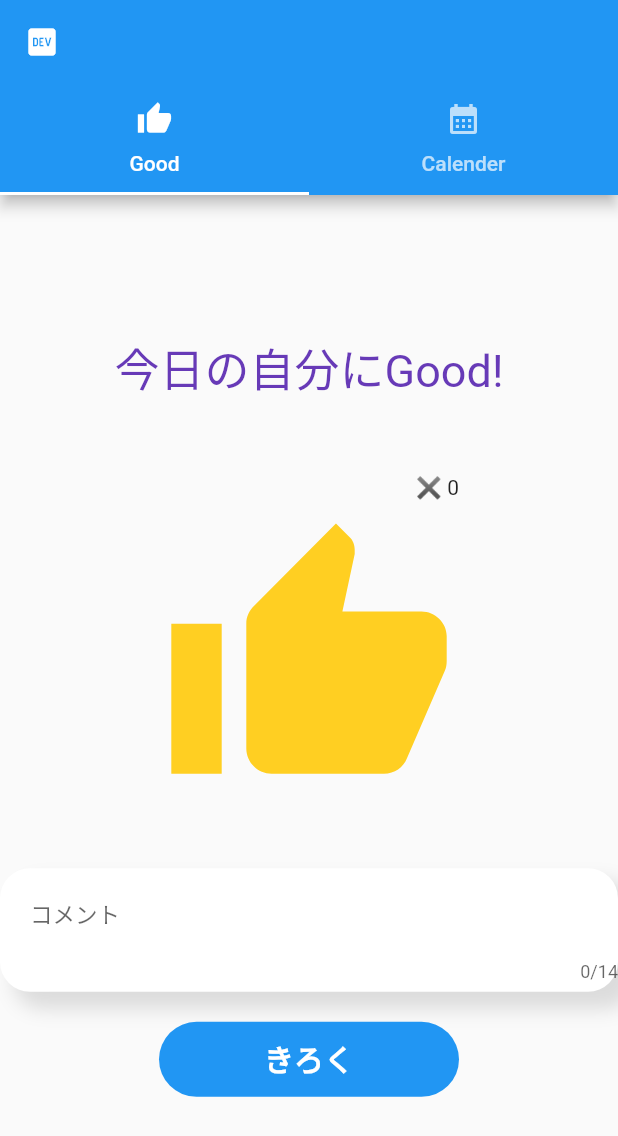
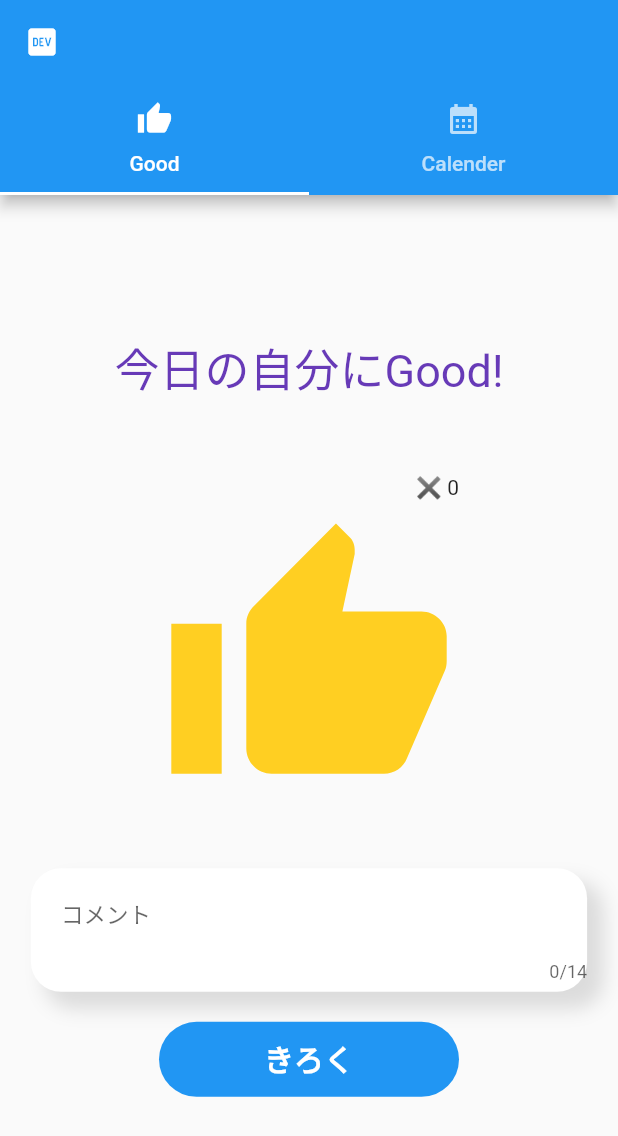
Before and after one commit to youten410/me-good, a Flutter app: the screen it shows after launch, on a phone screen of 412 x 824 dp. Shown: the top 1136 px of the screen. Run offline on Flutter 3.47's test engine with Material 2 defaults, Android fonts, the phone set to English and light mode, and no system bars; our stand-ins replace cloud_firestore, firebase_core, go_router, table_calendar; accounts and stored records are empty.

Commit message:
update : 幅サイズを変更

```diff
--- a/lib/screens/good_screen.dart
+++ b/lib/screens/good_screen.dart
@@ -88,7 +88,7 @@ class _GoodScreenState extends State<GoodScreen> {
                   FocusScope.of(context).unfocus(); // キーボードを閉じる
                 },
                 child: Container(
-                    width: MediaQuery.of(context).size.width * 1.0,
+                    width: MediaQuery.of(context).size.width * 0.9,
                     height: MediaQuery.of(context).size.width * 0.2,
                     alignment: Alignment.centerLeft,
                     child: TextFormField(
```
